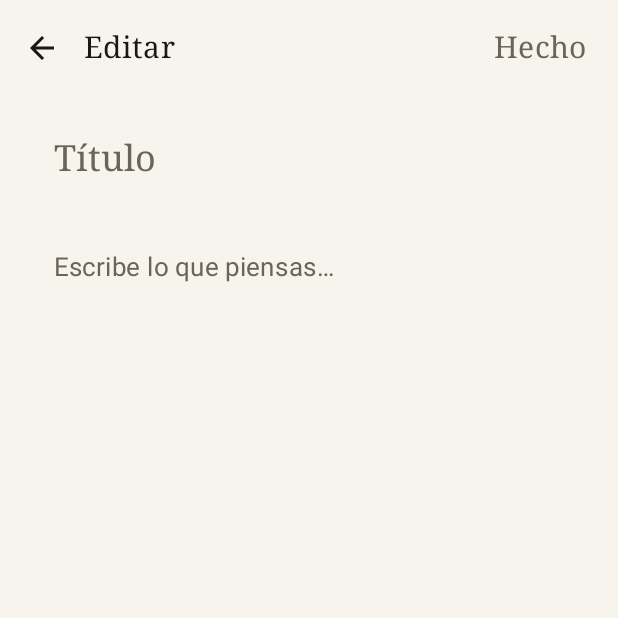
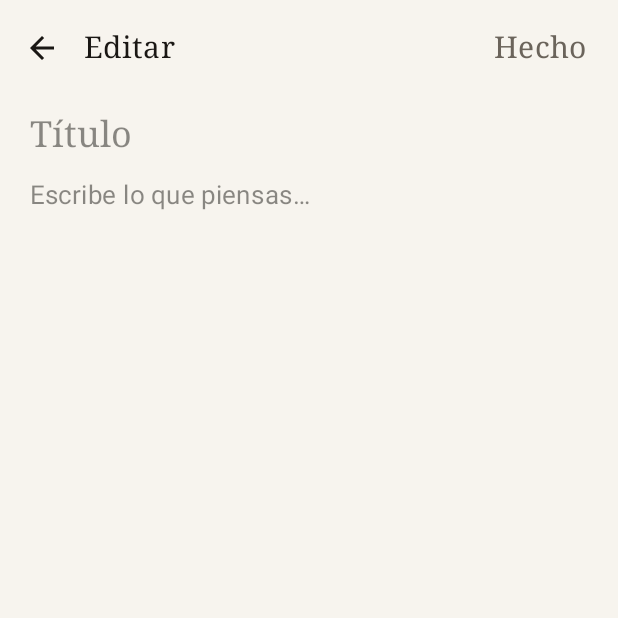
Before and after one commit to wandersepulveda2013/ordia-android, an Android app built with Jetpack Compose: the screen it shows after launch (MainActivity), after a tap on "Nueva nota", on a phone screen of 412 x 824 dp, the top half of it. Run offline under Robolectric (Android 15) with nearby library versions, the phone set to English and light mode, and no system bars; our stand-ins replace Room's generated code.

Commit message:
feat(ui): start wave 1 with OrdiaDesignSystem and NoteEditor friction reduction
- Introduce `OrdiaDesignSystem.kt` with a custom `OrdiaInput` component to begin centralizing the UI framework.
- Replace `TextField` usages in `NoteEditorScreen` with `OrdiaInput`.
- Implement auto-focusing behavior for new notes using `FocusRequester` to reduce friction during fast entry.
- Prevent database clutter by ignoring empty notes on creation and explicitly deleting them if cleared out during edit.

Co-authored-by: wandersepulveda2013 <308435692+wandersepulveda2013@users.noreply.github.com>

```diff
--- /dev/null
+++ b/app/src/main/java/com/ordia/app/ui/components/OrdiaDesignSystem.kt
@@ -0,0 +1,47 @@
+package com.ordia.app.ui.components
+
+import androidx.compose.foundation.layout.Box
+import androidx.compose.foundation.layout.Column
+import androidx.compose.foundation.layout.fillMaxWidth
+import androidx.compose.foundation.text.BasicTextField
+import androidx.compose.material3.LocalTextStyle
+import androidx.compose.material3.MaterialTheme
+import androidx.compose.material3.Text
+import androidx.compose.runtime.Composable
+import androidx.compose.ui.Modifier
+import androidx.compose.ui.focus.FocusRequester
+import androidx.compose.ui.focus.focusRequester
+import androidx.compose.ui.graphics.SolidColor
+import androidx.compose.ui.text.TextStyle
+
+@Composable
+fun OrdiaInput(
+    value: String,
+    onValueChange: (String) -> Unit,
+    modifier: Modifier = Modifier,
+    placeholder: @Composable (() -> Unit)? = null,
+    supportingText: @Composable (() -> Unit)? = null,
+    textStyle: TextStyle = LocalTextStyle.current,
+    focusRequester: FocusRequester? = null
+) {
+    Column(modifier = modifier) {
+        BasicTextField(
+            value = value,
+            onValueChange = onValueChange,
+            modifier = if (focusRequester != null) Modifier.fillMaxWidth().focusRequester(focusRequester) else Modifier.fillMaxWidth(),
+            textStyle = textStyle.copy(color = MaterialTheme.colorScheme.onBackground),
+            cursorBrush = SolidColor(MaterialTheme.colorScheme.primary),
+            decorationBox = { innerTextField ->
+                Box {
+                    if (value.isEmpty() && placeholder != null) {
+                        placeholder()
+                    }
+                    innerTextField()
+                }
+            }
+        )
+        if (supportingText != null) {
+            supportingText()
+        }
+    }
+}
--- a/app/src/main/java/com/ordia/app/ui/screens/NoteEditorScreen.kt
+++ b/app/src/main/java/com/ordia/app/ui/screens/NoteEditorScreen.kt
@@ -15,8 +15,6 @@ import androidx.compose.material3.IconButton
 import androidx.compose.material3.MaterialTheme
 import androidx.compose.material3.Scaffold
 import androidx.compose.material3.Text
-import androidx.compose.material3.TextField
-import androidx.compose.material3.TextFieldDefaults
 import androidx.compose.material3.TopAppBar
 import androidx.compose.material3.TopAppBarDefaults
 import androidx.compose.runtime.Composable
@@ -28,8 +26,10 @@ import androidx.compose.runtime.remember
 import androidx.compose.runtime.saveable.rememberSaveable
 import androidx.compose.runtime.setValue
 import androidx.compose.ui.Modifier
+import androidx.compose.ui.focus.FocusRequester
 import androidx.compose.ui.unit.dp
 import com.ordia.app.data.NoteEntity
+import com.ordia.app.ui.components.OrdiaInput
 
 @OptIn(ExperimentalMaterial3Api::class)
 @Composable
@@ -40,11 +40,15 @@ fun NoteEditorScreen(
 ) {
     var title by rememberSaveable { mutableStateOf(note?.title.orEmpty()) }
     var content by rememberSaveable { mutableStateOf(note?.content.orEmpty()) }
+    val focusRequester = remember { FocusRequester() }
 
     LaunchedEffect(note?.id) {
         if (note != null) {
             title = note.title
             content = note.content
+        } else {
+            // Auto focus on new entry to reduce friction
+            focusRequester.requestFocus()
         }
     }
 
@@ -86,30 +90,21 @@ fun NoteEditorScreen(
                 .padding(horizontal = 20.dp, vertical = 12.dp),
             verticalArrangement = Arrangement.spacedBy(12.dp),
         ) {
-            TextField(
+            OrdiaInput(
                 value = title,
                 onValueChange = { title = it },
-                placeholder = { Text("Título", style = MaterialTheme.typography.titleLarge) },
+                placeholder = { Text("Título", style = MaterialTheme.typography.titleLarge, color = MaterialTheme.colorScheme.onBackground.copy(alpha = 0.5f)) },
                 textStyle = MaterialTheme.typography.titleLarge,
                 modifier = Modifier.fillMaxWidth(),
-                colors = bareFieldColors(),
+                focusRequester = focusRequester,
             )
-            TextField(
+            OrdiaInput(
                 value = content,
                 onValueChange = { content = it },
-                placeholder = { Text("Escribe lo que piensas…", style = MaterialTheme.typography.bodyLarge) },
+                placeholder = { Text("Escribe lo que piensas…", style = MaterialTheme.typography.bodyLarge, color = MaterialTheme.colorScheme.onBackground.copy(alpha = 0.5f)) },
                 textStyle = MaterialTheme.typography.bodyLarge,
                 modifier = Modifier.fillMaxWidth(),
-                colors = bareFieldColors(),
             )
         }
     }
 }
-
-@Composable
-private fun bareFieldColors() = TextFieldDefaults.colors(
-    focusedContainerColor = androidx.compose.ui.graphics.Color.Transparent,
-    unfocusedContainerColor = androidx.compose.ui.graphics.Color.Transparent,
-    focusedIndicatorColor = androidx.compose.ui.graphics.Color.Transparent,
-    unfocusedIndicatorColor = androidx.compose.ui.graphics.Color.Transparent,
-)
```
Also changed, not shown: app/src/main/java/com/ordia/app/ui/NotepadViewModel.kt (+11 -3 lines).
